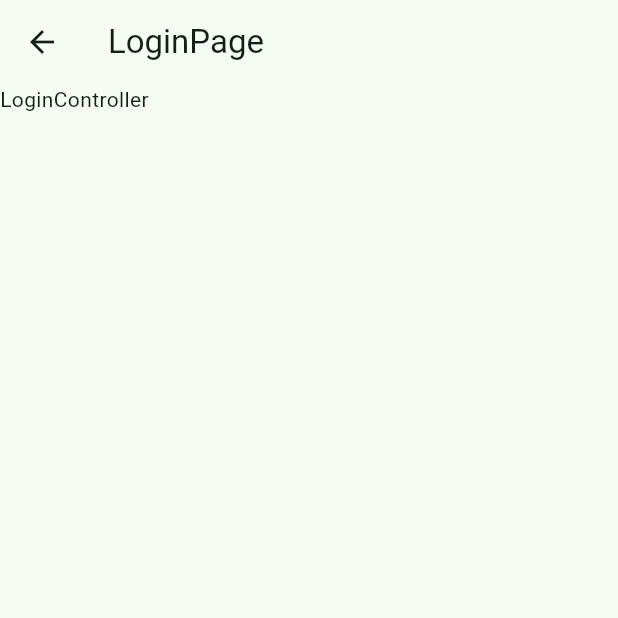
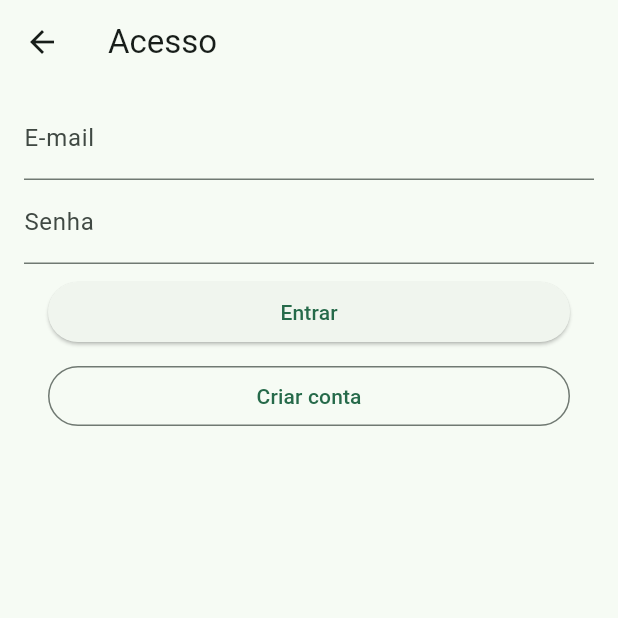
Before and after one commit to charlesonline/flutter_hortifruit_pratico, a Flutter app: the LoginPage screen opened by its route, on a phone screen of 412 x 824 dp, the top half of it. Run offline on Flutter 3.47's test engine with Material 2 defaults, Android fonts, the phone set to English and light mode, and no system bars; our stand-ins replace get, get_storage, transparent_image; accounts and stored records are empty; network calls fail; statements that could not run were skipped.

Commit message:
Definido o retorno do método login na api e storage service criado

```diff
--- /dev/null
+++ b/lib/app/data/models/user_login_request.dart
@@ -0,0 +1,11 @@
+class UserLoginRequestModel {
+  String email;
+  String password;
+
+  UserLoginRequestModel({
+    required this.email,
+    required this.password,
+  });
+
+  Map<String, dynamic> toJson() => {'email': email, 'password': password};
+}
--- /dev/null
+++ b/lib/app/data/services/auth/service.dart
@@ -0,0 +1,12 @@
+import 'package:app_hortifruit_pratico/app/data/models/user_login_request.dart';
+import 'package:app_hortifruit_pratico/app/data/services/auth/repository.dart';
+import 'package:get/get.dart';
+
+class AuthService extends GetxService {
+  AuthRepository _repository;
+  AuthService(this._repository);
+
+  Future<void> login(UserLoginRequestModel userLoginRequest) async {
+    var userLoginResponse = await _repository.login(userLoginRequest);
+  }
+}
--- a/lib/app/modules/login/controller.dart
+++ b/lib/app/modules/login/controller.dart
@@ -1,5 +1,21 @@
+import 'package:app_hortifruit_pratico/app/data/models/user_login_request.dart';
+import 'package:app_hortifruit_pratico/app/data/services/auth/service.dart';
+import 'package:flutter/material.dart';
 import 'package:get/get.dart';
 
 class LoginController extends GetxController {
+  final _authService = Get.find<AuthService>();
+  var emailController = TextEditingController();
+  var passwordController = TextEditingController();
 
+  void login() {
+    var userLoginRequestModel = UserLoginRequestModel(
+      email: emailController.text,
+      password: passwordController.text
+    );
+
+    _authService
+      .login(userLoginRequestModel)
+      .then((value) => null);
+  }
 }
--- a/lib/app/modules/login/page.dart
+++ b/lib/app/modules/login/page.dart
@@ -3,15 +3,76 @@ import 'package:flutter/material.dart';
 import 'package:get/get.dart';
 
 class LoginPage extends GetView<LoginController> {
-
   @override
   Widget build(BuildContext context) {
+    return Scaffold(
+        appBar: AppBar(title: const Text('Acesso')),
+        body: SingleChildScrollView(
+          padding: const EdgeInsets.symmetric(vertical: 8, horizontal: 16),
+          child: Column(
+            children: [
 
-    return Scaffold(
-    appBar: AppBar(title: Text('LoginPage')),
+              TextFormField(
+                controller: controller.emailController,
+                decoration: const InputDecoration(
+                  labelText: 'E-mail',
+                ),
+                validator: (String? value) {
+                  if (value != null && value.isNotEmpty) {
+                    if (!value.contains('@')) {
+                      return 'Email inválido!';
+                    }
+                  }
 
-    body: SafeArea(
-      child: Text('LoginController'))
-    );
+                  return null;
+                },
+              ),
+
+              TextFormField(
+                controller: controller.passwordController,
+                decoration: const InputDecoration(
+                  labelText: 'Senha',
+                ),
+                obscureText: true,
+                validator: (String? value) {
+                  if (value != null && value.isEmpty) {
+                    return 'Informe a sua senha';
+                  }
+
+                  return null;
+                },
+              ),
+
+              Row(
+                children: [
+                  Expanded(
+                    child: Padding(
+                      padding: const EdgeInsets.symmetric(vertical: 8, horizontal: 16),
+                      child: ElevatedButton(
+                        onPressed: controller.login,
+                        child: const Text("Entrar")
+                      ),
+                    ),
+                  ),
+                ],
+              ),
+
+              Row(
+                children: [
+                  Expanded(
+                    child: Padding(
+                      padding: const EdgeInsets.fromLTRB(16, 0, 16, 0),
+                      child: OutlinedButton(
+                        onPressed: () {},
+                        child: const Text("Criar conta")
+                      ),
+                    ),
+                  ),
+                ],
+              ),
+
+            ],
+          ),
+        ));
   }
 }
```
Also changed, not shown: lib/app/data/models/user_login_response.dart (added, +12 -0 lines), lib/app/data/providers/api.dart (+10 -0 lines), lib/app/data/services/auth/repository.dart (added, +11 -0 lines), lib/app/data/services/storage/service.dart (added, +20 -0 lines), lib/main.dart (+8 -1 lines).
